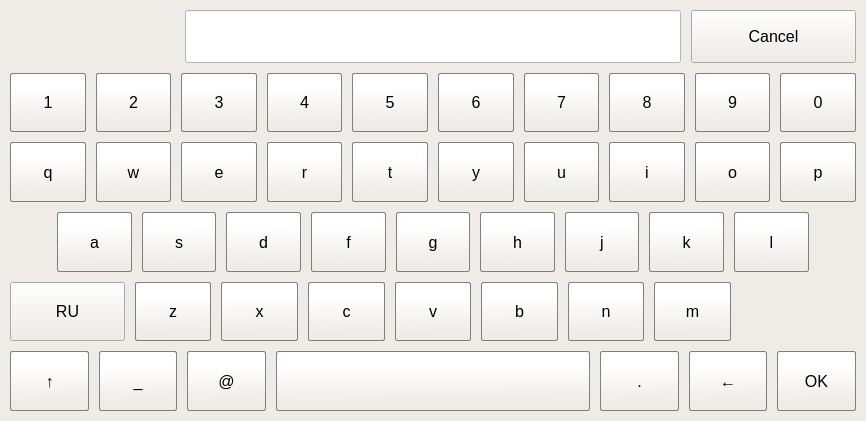
Above: keyboard/window_keyboard_en.ui from timerke/pyqt_virtual_keyboard before the change. Below: the same form after it.
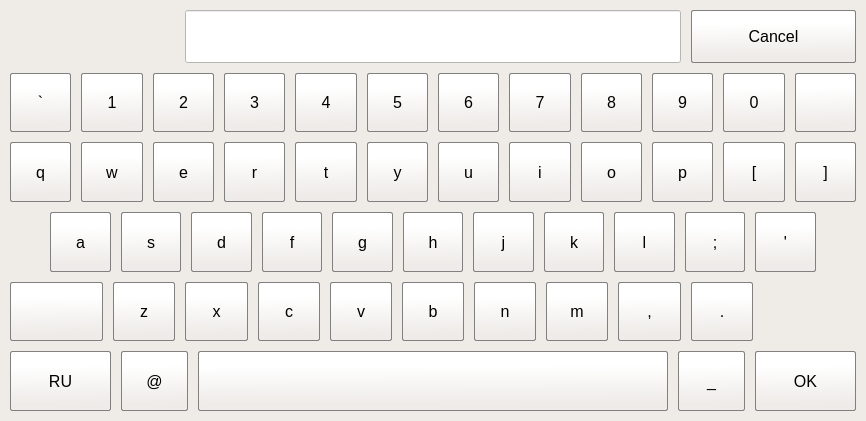
That is the form after the change. Icons and pictures are not drawn.

What changed in the file:
```diff
--- a/keyboard/window_keyboard_en.ui
+++ b/keyboard/window_keyboard_en.ui
@@ -75,6 +75,19 @@
           <pointsize>12</pointsize>
          </font>
         </property>
+        <property name="styleSheet">
+         <string notr="true">QPushButton
+{
+	background-color: qlineargradient(spread:pad, x1:0.521, y1:0.8925, x2:0.504, y2:0.244227, stop:0.00847458 rgba(238, 235, 232, 255), stop:1 rgba(255, 255, 255, 255));
+	border: 1px solid gray;
+	border-radius: 2px;
+}
+
+QPushButton:pressed 
+{	
+	background-color: rgb(140, 223, 255);
+ }</string>
+        </property>
         <property name="text">
          <string>Cancel</string>
         </property>
@@ -83,10 +96,41 @@
      </layout>
     </item>
     <item>
-     <layout class="QHBoxLayout" name="horizontalLayout_3" stretch="10,10,10,10,10,10,10,10,10,10">
+     <layout class="QHBoxLayout" name="horizontalLayout_3" stretch="10,10,10,10,10,10,10,10,10,10,10,10">
       <property name="spacing">
        <number>10</number>
       </property>
+      <item>
+       <widget class="QPushButton" name="btn_backtick">
+        <property name="sizePolicy">
+         <sizepolicy hsizetype="Ignored" vsizetype="Ignored">
+          <horstretch>0</horstretch>
+          <verstretch>0</verstretch>
+         </sizepolicy>
+        </property>
+        <property name="font">
+         <font>
+          <pointsize>12</pointsize>
+         </font>
+        </property>
+        <property name="styleSheet">
+         <string notr="true">QPushButton
+{
+	background-color: qlineargradient(spread:pad, x1:0.521, y1:0.8925, x2:0.504, y2:0.244227, stop:0.00847458 rgba(238, 235, 232, 255), stop:1 rgba(255, 255, 255, 255));
+	border: 1px solid gray;
+	border-radius: 2px;
+}
+
+QPushButton:pressed 
+{	
+	background-color: rgb(140, 223, 255);
+ }</string>
+        </property>
+        <property name="text">
+         <string>`</string>
+        </property>
+       </widget>
+      </item>
       <item>
        <widget class="QPushButton" name="btn_1">
         <property name="sizePolicy">
@@ -397,10 +441,45 @@
         </property>
        </widget>
       </item>
+      <item>
+       <widget class="QPushButton" name="btn_backspace">
+        <property name="sizePolicy">
+         <sizepolicy hsizetype="Ignored" vsizetype="Ignored">
+          <horstretch>0</horstretch>
+          <verstretch>0</verstretch>
+         </sizepolicy>
+        </property>
+        <property name="font">
+         <font>
+          <pointsize>12</pointsize>
+         </font>
+        </property>
+        <property name="styleSheet">
+         <string notr="true">QPushButton
+{
+	background-color: qlineargradient(spread:pad, x1:0.521, y1:0.8925, x2:0.504, y2:0.244227, stop:0.00847458 rgba(238, 235, 232, 255), stop:1 rgba(255, 255, 255, 255));
+	border: 1px solid gray;
+	border-radius: 2px;
+}
+
+QPushButton:pressed 
+{	
+	background-color: rgb(140, 223, 255);
+ }</string>
+        </property>
+        <property name="text">
+         <string/>
+        </property>
+        <property name="icon">
+         <iconset>
+          <normaloff>backspace.png</normaloff>backspace.png</iconset>
+        </property>
+       </widget>
+      </item>
      </layout>
     </item>
     <item>
-     <layout class="QHBoxLayout" name="horizontalLayout" stretch="10,10,10,10,10,10,10,10,10,10">
+     <layout class="QHBoxLayout" name="horizontalLayout" stretch="10,10,10,10,10,10,10,10,10,10,10,10">
       <property name="spacing">
        <number>10</number>
       </property>
@@ -714,10 +793,72 @@
         </property>
        </widget>
       </item>
+      <item>
+       <widget class="QPushButton" name="btn_open_square_bracket">
+        <property name="sizePolicy">
+         <sizepolicy hsizetype="Ignored" vsizetype="Ignored">
+          <horstretch>0</horstretch>
+          <verstretch>0</verstretch>
+         </sizepolicy>
+        </property>
+        <property name="font">
+         <font>
+          <pointsize>12</pointsize>
+         </font>
+        </property>
+        <property name="styleSheet">
+         <string notr="true">QPushButton
+{
+	background-color: qlineargradient(spread:pad, x1:0.521, y1:0.8925, x2:0.504, y2:0.244227, stop:0.00847458 rgba(238, 235, 232, 255), stop:1 rgba(255, 255, 255, 255));
+	border: 1px solid gray;
+	border-radius: 2px;
+}
+
+QPushButton:pressed 
+{	
+	background-color: rgb(140, 223, 255);
+ }</string>
+        </property>
+        <property name="text">
+         <string>[</string>
+        </property>
+       </widget>
+      </item>
+      <item>
+       <widget class="QPushButton" name="btn_close_square_bracket">
+        <property name="sizePolicy">
+         <sizepolicy hsizetype="Ignored" vsizetype="Ignored">
+          <horstretch>0</horstretch>
+          <verstretch>0</verstretch>
+         </sizepolicy>
+        </property>
+        <property name="font">
+         <font>
+          <pointsize>12</pointsize>
+         </font>
+        </property>
+        <property name="styleSheet">
+         <string notr="true">QPushButton
+{
+	background-color: qlineargradient(spread:pad, x1:0.521, y1:0.8925, x2:0.504, y2:0.244227, stop:0.00847458 rgba(238, 235, 232, 255), stop:1 rgba(255, 255, 255, 255));
+	border: 1px solid gray;
+	border-radius: 2px;
+}
+
+QPushButton:pressed 
+{	
+	background-color: rgb(140, 223, 255);
+ }</string>
+        </property>
+        <property name="text">
+         <string>]</string>
+        </property>
+       </widget>
+      </item>
      </layout>
     </item>
     <item>
-     <layout class="QHBoxLayout" name="horizontalLayout_2" stretch="5,10,10,10,10,10,10,10,10,10,5">
+     <layout class="QHBoxLayout" name="horizontalLayout_2" stretch="5,10,10,10,10,10,10,10,10,10,10,10,5">
       <property name="spacing">
        <number>10</number>
       </property>
@@ -1003,20 +1144,82 @@
         </property>
        </widget>
       </item>
+      <item>
+       <widget class="QPushButton" name="btn_semicolon">
+        <property name="sizePolicy">
+         <sizepolicy hsizetype="Ignored" vsizetype="Ignored">
+          <horstretch>0</horstretch>
+          <verstretch>0</verstretch>
+         </sizepolicy>
+        </property>
+        <property name="font">
+         <font>
+          <pointsize>12</pointsize>
+         </font>
+        </property>
+        <property name="styleSheet">
+         <string notr="true">QPushButton
+{
+	background-color: qlineargradient(spread:pad, x1:0.521, y1:0.8925, x2:0.504, y2:0.244227, stop:0.00847458 rgba(238, 235, 232, 255), stop:1 rgba(255, 255, 255, 255));
+	border: 1px solid gray;
+	border-radius: 2px;
+}
+
+QPushButton:pressed 
+{	
+	background-color: rgb(140, 223, 255);
+ }</string>
+        </property>
+        <property name="text">
+         <string>;</string>
+        </property>
+       </widget>
+      </item>
+      <item>
+       <widget class="QPushButton" name="btn_apostrophe">
+        <property name="sizePolicy">
+         <sizepolicy hsizetype="Ignored" vsizetype="Ignored">
+          <horstretch>0</horstretch>
+          <verstretch>0</verstretch>
+         </sizepolicy>
+        </property>
+        <property name="font">
+         <font>
+          <pointsize>12</pointsize>
+         </font>
+        </property>
+        <property name="styleSheet">
+         <string notr="true">QPushButton
+{
+	background-color: qlineargradient(spread:pad, x1:0.521, y1:0.8925, x2:0.504, y2:0.244227, stop:0.00847458 rgba(238, 235, 232, 255), stop:1 rgba(255, 255, 255, 255));
+	border: 1px solid gray;
+	border-radius: 2px;
+}
+
+QPushButton:pressed 
+{	
+	background-color: rgb(140, 223, 255);
+ }</string>
+        </property>
+        <property name="text">
+         <string>'</string>
+        </property>
+       </widget>
+      </item>
       <item>
        <widget class="QWidget" name="widget_2" native="true"/>
       </item>
      </layout>
     </item>
     <item>
-     <layout class="QHBoxLayout" name="horizontalLayout_5" stretch="15,10,10,10,10,10,10,10,15">
+     <layout class="QHBoxLayout" name="horizontalLayout_5" stretch="15,10,10,10,10,10,10,10,10,10,15">
       <property name="spacing">
        <number>10</number>
       </property>
       <item>
-       <widget class="QPushButton" name="btn_language">
+       <widget class="QPushButton" name="btn_upper">
         <property name="sizePolicy">
-         <sizepolicy hsizetype="Preferred" vsizetype="Preferred">
+         <sizepolicy hsizetype="Ignored" vsizetype="Ignored">
           <horstretch>0</horstretch>
           <verstretch>0</verstretch>
          </sizepolicy>
@@ -1026,8 +1229,25 @@
           <pointsize>12</pointsize>
          </font>
         </property>
+        <property name="styleSheet">
+         <string notr="true">QPushButton
+{
+	background-color: qlineargradient(spread:pad, x1:0.521, y1:0.8925, x2:0.504, y2:0.244227, stop:0.00847458 rgba(238, 235, 232, 255), stop:1 rgba(255, 255, 255, 255));
+	border: 1px solid gray;
+	border-radius: 2px;
+}
+
+QPushButton:pressed 
+{	
+	background-color: rgb(140, 223, 255);
+ }</string>
+        </property>
         <property name="text">
-         <string>RU</string>
+         <string/>
+        </property>
+        <property name="icon">
+         <iconset>
+          <normaloff>up-arrow.png</normaloff>up-arrow.png</iconset>
         </property>
        </widget>
       </item>
@@ -1248,20 +1468,82 @@
         </property>
        </widget>
       </item>
+      <item>
+       <widget class="QPushButton" name="btn_comma">
+        <property name="sizePolicy">
+         <sizepolicy hsizetype="Ignored" vsizetype="Ignored">
+          <horstretch>0</horstretch>
+          <verstretch>0</verstretch>
+         </sizepolicy>
+        </property>
+        <property name="font">
+         <font>
+          <pointsize>12</pointsize>
+         </font>
+        </property>
+        <property name="styleSheet">
+         <string notr="true">QPushButton
+{
+	background-color: qlineargradient(spread:pad, x1:0.521, y1:0.8925, x2:0.504, y2:0.244227, stop:0.00847458 rgba(238, 235, 232, 255), stop:1 rgba(255, 255, 255, 255));
+	border: 1px solid gray;
+	border-radius: 2px;
+}
+
+QPushButton:pressed 
+{	
+	background-color: rgb(140, 223, 255);
+ }</string>
+        </property>
+        <property name="text">
+         <string>,</string>
+        </property>
+       </widget>
+      </item>
+      <item>
+       <widget class="QPushButton" name="btn_period">
+        <property name="sizePolicy">
+         <sizepolicy hsizetype="Ignored" vsizetype="Ignored">
+          <horstretch>0</horstretch>
+          <verstretch>0</verstretch>
+         </sizepolicy>
+        </property>
+        <property name="font">
+         <font>
+          <pointsize>12</pointsize>
+         </font>
+        </property>
+        <property name="styleSheet">
+         <string notr="true">QPushButton
+{
+	background-color: qlineargradient(spread:pad, x1:0.521, y1:0.8925, x2:0.504, y2:0.244227, stop:0.00847458 rgba(238, 235, 232, 255), stop:1 rgba(255, 255, 255, 255));
+	border: 1px solid gray;
+	border-radius: 2px;
+}
+
+QPushButton:pressed 
+{	
+	background-color: rgb(140, 223, 255);
+ }</string>
+        </property>
+        <property name="text">
+         <string>.</string>
+        </property>
+       </widget>
+      </item>
       <item>
        <widget class="QWidget" name="widget_4" native="true"/>
       </item>
      </layout>
     </item>
     <item>
-     <layout class="QHBoxLayout" name="horizontalLayout_4" stretch="10,10,10,40,10,10,10">
+     <layout class="QHBoxLayout" name="horizontalLayout_4" stretch="15,10,70,10,15">
       <property name="spacing">
        <number>10</number>
       </property>
       <item>
-       <widget class="QPushButton" name="btn_upper">
+       <widget class="QPushButton" name="btn_language">
         <property name="sizePolicy">
-         <sizepolicy hsizetype="Ignored" vsizetype="Ignored">
+         <sizepolicy hsizetype="Preferred" vsizetype="Preferred">
           <horstretch>0</horstretch>
           <verstretch>0</verstretch>
          </sizepolicy>
@@ -1285,38 +1567,7 @@
  }</string>
         </property>
         <property name="text">
-         <string>↑</string>
-        </property>
-       </widget>
-      </item>
-      <item>
-       <widget class="QPushButton" name="btn_underscore">
-        <property name="sizePolicy">
-         <sizepolicy hsizetype="Ignored" vsizetype="Ignored">
-          <horstretch>0</horstretch>
-          <verstretch>0</verstretch>
-         </sizepolicy>
-        </property>
-        <property name="font">
-         <font>
-          <pointsize>12</pointsize>
-         </font>
-        </property>
-        <property name="styleSheet">
-         <string notr="true">QPushButton
-{
-	background-color: qlineargradient(spread:pad, x1:0.521, y1:0.8925, x2:0.504, y2:0.244227, stop:0.00847458 rgba(238, 235, 232, 255), stop:1 rgba(255, 255, 255, 255));
-	border: 1px solid gray;
-	border-radius: 2px;
-}
-
-QPushButton:pressed 
-{	
-	background-color: rgb(140, 223, 255);
- }</string>
-        </property>
-        <property name="text">
-         <string>_</string>
+         <string>RU</string>
         </property>
        </widget>
       </item>
@@ -1378,12 +1629,12 @@
  }</string>
         </property>
         <property name="text">
-         <string/>
+         <string> </string>
         </property>
        </widget>
       </item>
       <item>
-       <widget class="QPushButton" name="btn_period">
+       <widget class="QPushButton" name="btn_underscore">
         <property name="sizePolicy">
          <sizepolicy hsizetype="Ignored" vsizetype="Ignored">
           <horstretch>0</horstretch>
@@ -1409,38 +1660,7 @@
  }</string>
         </property>
         <property name="text">
-         <string>.</string>
-        </property>
-       </widget>
-      </item>
-      <item>
-       <widget class="QPushButton" name="btn_backspace">
-        <property name="sizePolicy">
-         <sizepolicy hsizetype="Ignored" vsizetype="Ignored">
-          <horstretch>0</horstretch>
-          <verstretch>0</verstretch>
-         </sizepolicy>
-        </property>
-        <property name="font">
-         <font>
-          <pointsize>12</pointsize>
-         </font>
-        </property>
-        <property name="styleSheet">
-         <string notr="true">QPushButton
-{
-	background-color: qlineargradient(spread:pad, x1:0.521, y1:0.8925, x2:0.504, y2:0.244227, stop:0.00847458 rgba(238, 235, 232, 255), stop:1 rgba(255, 255, 255, 255));
-	border: 1px solid gray;
-	border-radius: 2px;
-}
-
-QPushButton:pressed 
-{	
-	background-color: rgb(140, 223, 255);
- }</string>
-        </property>
-        <property name="text">
-         <string>←</string>
+         <string>_</string>
         </property>
        </widget>
       </item>
```
